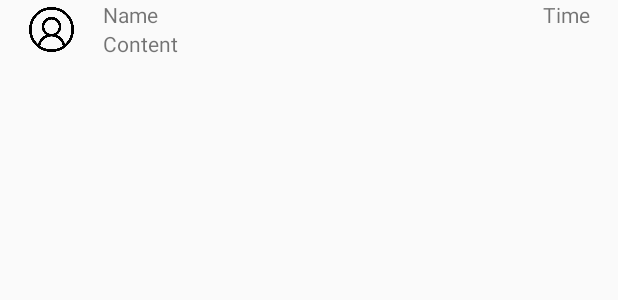
After one commit to TopGoal01/Android, an Android app: the layout recycler_chat.xml on its own in the app's theme, with its tools: preview values and no code run, on a phone screen of 412 x 824 dp. The commit adds this screen. Shown: the top 300 px of the screen. Run offline under Robolectric (Android 15) with nearby library versions, the phone set to English and light mode, and no system bars.

Commit message:
[add] 채팅 UI 채팅 데이터 뷰에 올리기

```diff
--- /dev/null
+++ b/app/src/main/res/layout/recycler_chat.xml
@@ -0,0 +1,43 @@
+<?xml version="1.0" encoding="utf-8"?>
+<LinearLayout xmlns:android="http://schemas.android.com/apk/res/android"
+    xmlns:app="http://schemas.android.com/apk/res-auto"
+    android:orientation="horizontal"
+    android:layout_width="match_parent"
+    android:layout_height="40dp">
+
+
+    <ImageView
+        android:id="@+id/imageView2"
+        android:layout_width="0dp"
+        android:layout_height="30dp"
+        android:layout_weight="0.5"
+        android:layout_gravity="center"
+        app:srcCompat="@drawable/user" />
+
+    <LinearLayout
+        android:layout_width="0dp"
+        android:layout_height="match_parent"
+        android:layout_weight="2"
+        android:orientation="vertical">
+
+        <TextView
+            android:id="@+id/tx_name"
+            android:layout_width="match_parent"
+            android:layout_height="wrap_content"
+            android:text="Name" />
+
+        <TextView
+            android:id="@+id/tx_content"
+            android:layout_width="match_parent"
+            android:layout_height="wrap_content"
+            android:text="Content" />
+    </LinearLayout>
+
+    <TextView
+        android:id="@+id/tx_time"
+        android:layout_width="0dp"
+        android:layout_height="wrap_content"
+        android:layout_weight="0.5"
+        android:gravity="center"
+        android:text="Time" />
+</LinearLayout>
```
Also changed, not shown: app/src/main/java/com/example/topgoal/adapter/ChatAdapter.kt (added, +35 -0 lines), app/src/main/java/com/example/topgoal/main/ChatFragment.kt (+49 -37 lines), app/src/main/java/com/example/topgoal/model/Chat.kt (added, +8 -0 lines), app/src/main/java/com/example/topgoal/viewmodel/ChatViewModel.kt (added, +30 -0 lines), app/src/main/res/layout/fragment_chat.xml (+50 -9 lines), app/src/main/res/drawable/user.png (added).
